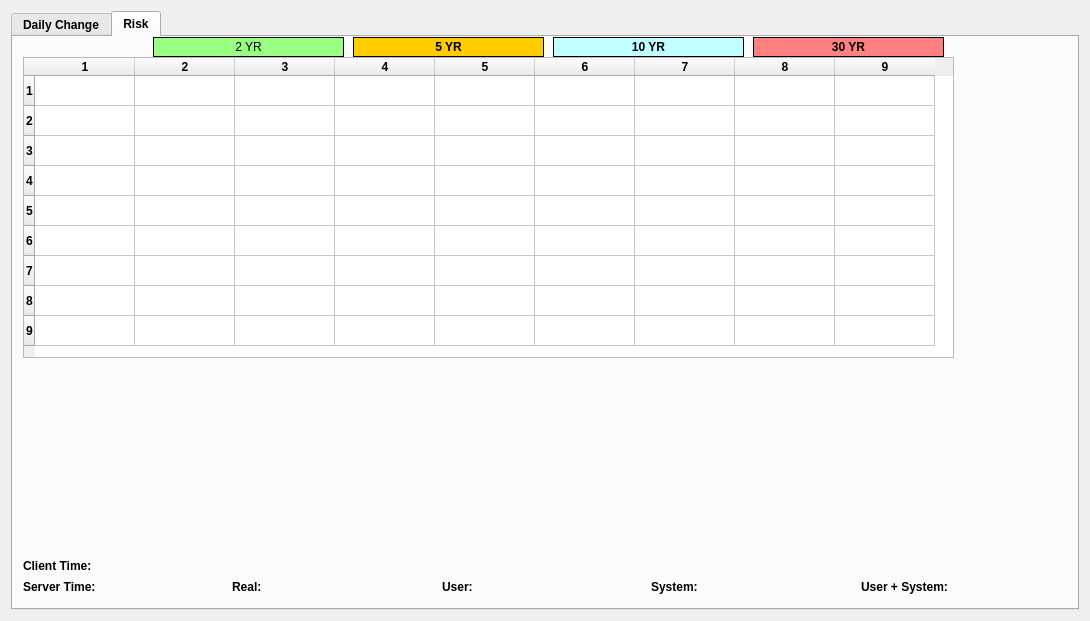
teamgonuts/Bond-calculator, file client/client.ui: the form before one commit.
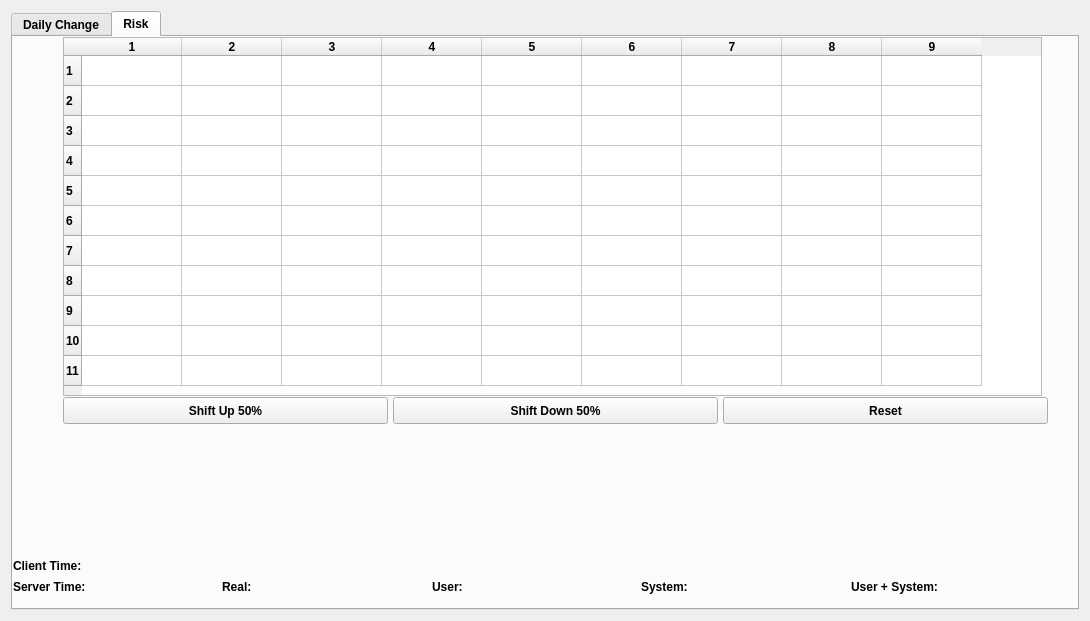
The form after the commit.

Commit message: semi-done client

Patch:
```diff
--- a/client/client.ui
+++ b/client/client.ui
@@ -329,17 +329,17 @@
       <widget class="QTableWidget" name="riskTable">
        <property name="geometry">
         <rect>
-         <x>10</x>
-         <y>20</y>
-         <width>931</width>
-         <height>301</height>
+         <x>50</x>
+         <y>0</y>
+         <width>979</width>
+         <height>359</height>
         </rect>
        </property>
        <property name="sortingEnabled">
         <bool>true</bool>
        </property>
        <property name="rowCount">
-        <number>9</number>
+        <number>11</number>
        </property>
        <property name="columnCount">
         <number>9</number>
@@ -353,6 +353,8 @@
        <row/>
        <row/>
        <row/>
+       <row/>
+       <row/>
        <column/>
        <column/>
        <column/>
@@ -363,108 +365,10 @@
        <column/>
        <column/>
       </widget>
-      <widget class="QLabel" name="label_4">
-       <property name="geometry">
-        <rect>
-         <x>140</x>
-         <y>0</y>
-         <width>191</width>
-         <height>20</height>
-        </rect>
-       </property>
-       <property name="styleSheet">
-        <string notr="true">border: 1px solid black;
-background-color: #99FF80;</string>
-       </property>
-       <property name="text">
-        <string>2 YR</string>
-       </property>
-       <property name="alignment">
-        <set>Qt::AlignCenter</set>
-       </property>
-      </widget>
-      <widget class="QLabel" name="label_5">
-       <property name="geometry">
-        <rect>
-         <x>340</x>
-         <y>0</y>
-         <width>191</width>
-         <height>20</height>
-        </rect>
-       </property>
-       <property name="font">
-        <font>
-         <weight>75</weight>
-         <bold>true</bold>
-        </font>
-       </property>
-       <property name="styleSheet">
-        <string notr="true">border: 1px solid black;
-background-color: #FFCC00;</string>
-       </property>
-       <property name="text">
-        <string>5 YR</string>
-       </property>
-       <property name="alignment">
-        <set>Qt::AlignCenter</set>
-       </property>
-      </widget>
-      <widget class="QLabel" name="label_6">
-       <property name="geometry">
-        <rect>
-         <x>540</x>
-         <y>0</y>
-         <width>191</width>
-         <height>20</height>
-        </rect>
-       </property>
-       <property name="font">
-        <font>
-         <weight>75</weight>
-         <bold>true</bold>
-        </font>
-       </property>
-       <property name="styleSheet">
-        <string notr="true">border: 1px solid black;
-background-color: #BFFFFF;</string>
-       </property>
-       <property name="text">
-        <string>10 YR</string>
-       </property>
-       <property name="alignment">
-        <set>Qt::AlignCenter</set>
-       </property>
-      </widget>
-      <widget class="QLabel" name="label_7">
-       <property name="geometry">
-        <rect>
-         <x>740</x>
-         <y>0</y>
-         <width>191</width>
-         <height>20</height>
-        </rect>
-       </property>
-       <property name="font">
-        <font>
-         <weight>75</weight>
-         <bold>true</bold>
-        </font>
-       </property>
-       <property name="styleSheet">
-        <string notr="true">border: 1px solid black;
-background-color: #FF8080;</string>
-       </property>
-       <property name="text">
-        <string>30 YR</string>
-       </property>
-       <property name="alignment">
-        <set>Qt::AlignCenter</set>
-       </property>
-      </widget>
       <widget class="QWidget" name="layoutWidget_3">
        <property name="geometry">
         <rect>
-         <x>10</x>
+         <x>0</x>
          <y>540</y>
          <width>1041</width>
          <height>20</height>
@@ -535,7 +439,7 @@
       <widget class="QLabel" name="clientTime_2">
        <property name="geometry">
         <rect>
-         <x>10</x>
+         <x>0</x>
          <y>520</y>
          <width>1067</width>
          <height>17</height>
@@ -551,6 +455,45 @@
         <string>Client Time:</string>
        </property>
       </widget>
+      <widget class="QPushButton" name="shiftUp">
+       <property name="geometry">
+        <rect>
+         <x>50</x>
+         <y>360</y>
+         <width>325</width>
+         <height>27</height>
+        </rect>
+       </property>
+       <property name="text">
+        <string>Shift Up 50%</string>
+       </property>
+      </widget>
+      <widget class="QPushButton" name="shiftDown">
+       <property name="geometry">
+        <rect>
+         <x>380</x>
+         <y>360</y>
+         <width>325</width>
+         <height>27</height>
+        </rect>
+       </property>
+       <property name="text">
+        <string>Shift Down 50%</string>
+       </property>
+      </widget>
+      <widget class="QPushButton" name="reset">
+       <property name="geometry">
+        <rect>
+         <x>710</x>
+         <y>360</y>
+         <width>325</width>
+         <height>27</height>
+        </rect>
+       </property>
+       <property name="text">
+        <string>Reset</string>
+       </property>
+      </widget>
      </widget>
     </widget>
    </item>
```
Left out of the diff: 122 changed lines with no effect on the pictures. Lines whose indentation alone changed are shown as unchanged. The commit also changes 3 other files.
